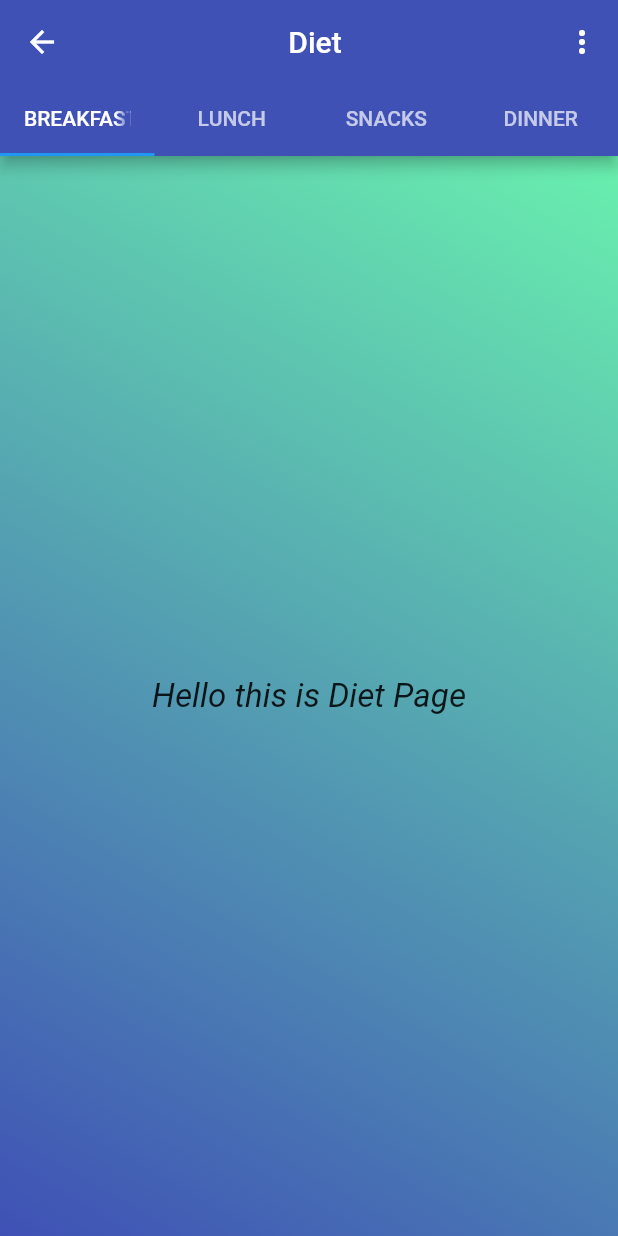
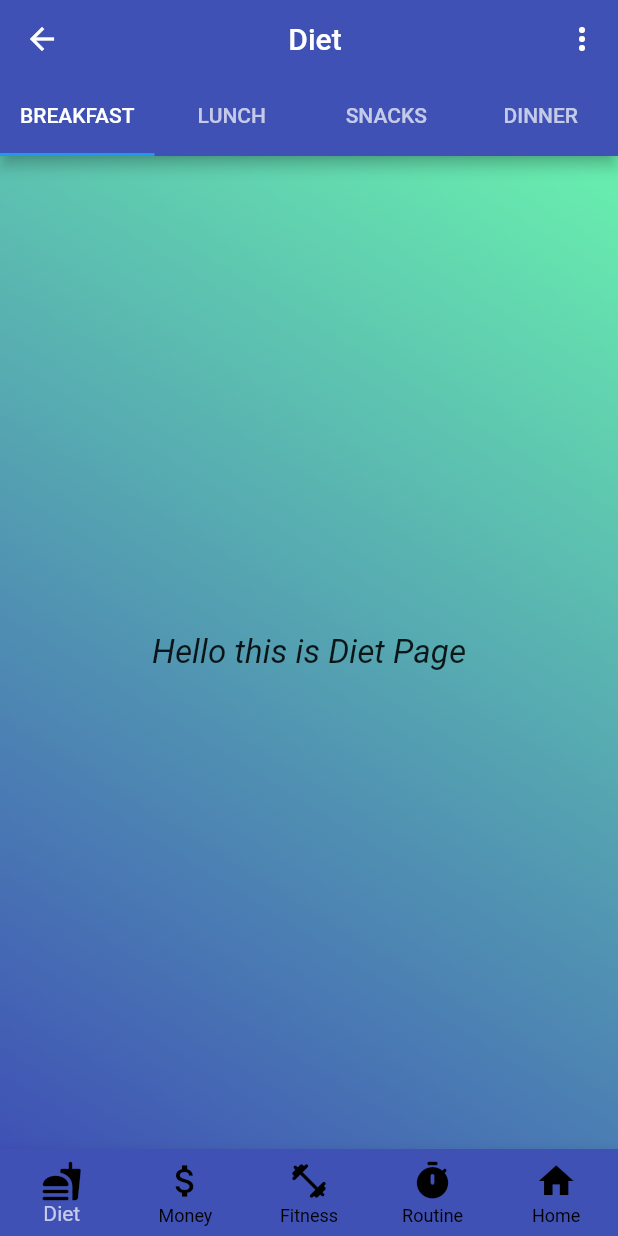
Before and after one commit to shedmekhe/Mini_Project_SemIV, a Flutter app: the DietPage screen opened directly, on a phone screen of 412 x 824 dp. Run offline on Flutter 3.47's test engine with Material 2 defaults, Android fonts, the phone set to English and light mode, and no system bars.

Commit message:
Navigator added in Diet Page

```diff
--- /dev/null
+++ b/lib/Created_Icons/diet_icons.dart
@@ -0,0 +1,7 @@
+import 'package:flutter/widgets.dart';
+class  Dieticons
+{
+   Dieticons._();
+   static const _kFontFam='Dieticons';
+   static  const  IconData diet_logo=IconData(0xe800,fontFamily: _kFontFam);
+}
--- a/lib/Screens/diet.dart
+++ b/lib/Screens/diet.dart
@@ -1,5 +1,12 @@
 import 'package:flutter/material.dart';
+import 'package:flutter/services.dart';
 import 'package:flutter/cupertino.dart';
+import 'package:mini_project_ui/Screens/first_screen.dart';
+import 'package:mini_project_ui/Screens/moneyPage.dart';
+import 'package:mini_project_ui/Screens/routine.dart';
+import 'package:mini_project_ui/Created_Icons/diet_icons.dart';
+
+import 'fitnessPage.dart';
 
 class DietPage extends StatefulWidget {
   const DietPage({Key? key}) : super(key: key);
@@ -10,12 +17,14 @@ class DietPage extends StatefulWidget {
 
 class _DietPageState extends State<DietPage> with TickerProviderStateMixin {
   late TabController _controller;
+  int navigationIndex=0;
   @override
   void initState() {
     // TODO: implement initState
     super.initState();
-    _controller=TabController(length:4 , vsync: this);
+    _controller = TabController(length: 4, vsync: this);
   }
+
   @override
   Widget build(BuildContext context) {
     return SafeArea(
@@ -26,27 +35,47 @@ class _DietPageState extends State<DietPage> with TickerProviderStateMixin {
             child: Text('Diet'),
           ),
           actions: [
-    IconButton(onPressed: (){}, icon: Icon(Icons.more_vert)),
+            IconButton(onPressed: () {}, icon: Icon(Icons.more_vert)),
           ],
           bottom: TabBar(
+            labelPadding: EdgeInsets.all(2),
             controller: _controller,
             tabs: [
               Tab(
-          text:"BREAKFAST"
+                child: Text(
+                  "BREAKFAST",
+                  overflow: TextOverflow.clip,
+                  maxLines: 1,
+                ),
               ),
               Tab(
-          text: "LUNCH",
+                child: Text(
+                  "LUNCH",
+                  overflow: TextOverflow.clip,
+                  maxLines: 1,
+                ),
               ),
               Tab(
-          text: "SNACKS",
+                child: Text(
+                  "SNACKS",
+                  overflow: TextOverflow.clip,
+                  maxLines: 1,
+                ),
               ),
               Tab(
-          text: "DINNER",
+                child: Text(
+                  "DINNER",
+                  overflow: TextOverflow.clip,
+                  maxLines: 1,
+                ),
               )
             ],
           ),
         ),
-    body: Container(
+        body: TabBarView(
+          controller: _controller,
+          children: [
+            Container(
               decoration: BoxDecoration(
                   gradient: LinearGradient(
                 begin: Alignment.topRight,
@@ -66,8 +95,135 @@ class _DietPageState extends State<DietPage> with TickerProviderStateMixin {
                 ),
               ),
             ),
+            Container(
+              decoration: BoxDecoration(
+                  gradient: LinearGradient(
+                begin: Alignment.topRight,
+                end: Alignment.bottomLeft,
+                colors: [
+                  Colors.greenAccent,
+                  Colors.indigo,
+                ],
+              )),
+              child: Center(
+                child: Text(
+                  'Hello this is Lunch Page',
+                  style: TextStyle(
+                    fontSize: 22,
+                    fontStyle: FontStyle.italic,
+                  ),
+                ),
+              ),
+            ),
+            Container(
+              decoration: BoxDecoration(
+                  gradient: LinearGradient(
+                begin: Alignment.topRight,
+                end: Alignment.bottomLeft,
+                colors: [
+                  Colors.greenAccent,
+                  Colors.indigo,
+                ],
+              )),
+              child: Center(
+                child: Text(
+                  'Hello this is Snacks Page',
+                  style: TextStyle(
+                    fontSize: 22,
+                    fontStyle: FontStyle.italic,
+                  ),
+                ),
+              ),
+            ),
+            Container(
+              decoration: BoxDecoration(
+                  gradient: LinearGradient(
+                begin: Alignment.topRight,
+                end: Alignment.bottomLeft,
+                colors: [
+                  Colors.greenAccent,
+                  Colors.indigo,
+                ],
+              )),
+              child: Center(
+                child: Text(
+                  'Hello this is Dinner Page',
+                  style: TextStyle(
+                    fontSize: 22,
+                    fontStyle: FontStyle.italic,
+                  ),
+                ),
+              ),
+            ),
+          ],
+        ),
+        bottomNavigationBar: BottomNavigationBar(
+          type: BottomNavigationBarType.fixed,
+          iconSize: 28,
+          backgroundColor: Colors.indigo,
+          landscapeLayout: BottomNavigationBarLandscapeLayout.linear,
+          selectedItemColor: Colors.white70,
+          unselectedItemColor: Colors.black,
+          items: const <BottomNavigationBarItem>[
+            BottomNavigationBarItem(
+                icon: Icon(
+                  Icons.fastfood_rounded,
+                  color: Colors.black,
+                ),
+                label: 'Diet'),
+            BottomNavigationBarItem(
+                icon: Icon(
+                  Icons.attach_money_outlined,
+                  color: Colors.black,
+                ),
+                label: 'Money'),
+            BottomNavigationBarItem(
+                icon: Icon(
+                  Icons.fitness_center_rounded,
+                  color: Colors.black,
+                ),
+                label: 'Fitness'),
+            BottomNavigationBarItem(
+                icon: Icon(
+                  Icons.timer_rounded,
+                  color: Colors.black,
+                ),
+                label: 'Routine'),
+            BottomNavigationBarItem(
+                icon: Icon(
+                  Icons.home,
+                  color: Colors.black,
+                ),
+
+                label: 'Home'),
+            // BottomNavigationBarItem(icon: Icon(),label: Icons.lunch_dining_outlined),
+          ],
+            onTap:(int index)
+            {
+              setState(() {
+                navigationIndex=index;
+                switch(navigationIndex)
+                {
+                  case 0:
+                    SnackBar(content: Text("U are on the  Diet"));
+                    break;
+                  case 1:
+                    Navigator.push(context, MaterialPageRoute(builder:(context)=>MoneyPage()),);
+                    break;
+                  case 2:
+                    Navigator.push(context, MaterialPageRoute(builder: (context)=>FitnessPage()),);
+                    break;
+                  case 3:
+                    Navigator.push(context, MaterialPageRoute(builder: (context)=>RoutinePage()),);
+                    break;
+                  case 4:
+                    Navigator.push(context, MaterialPageRoute(builder: (context)=>MyApp(),),);
+                }
+              }
+              );
+            }
+        ),
       ),
     );
   }
-
 }
```
Also changed, not shown: icons/Dieticons.ttf (added). Lines whose indentation alone changed are shown as unchanged.
